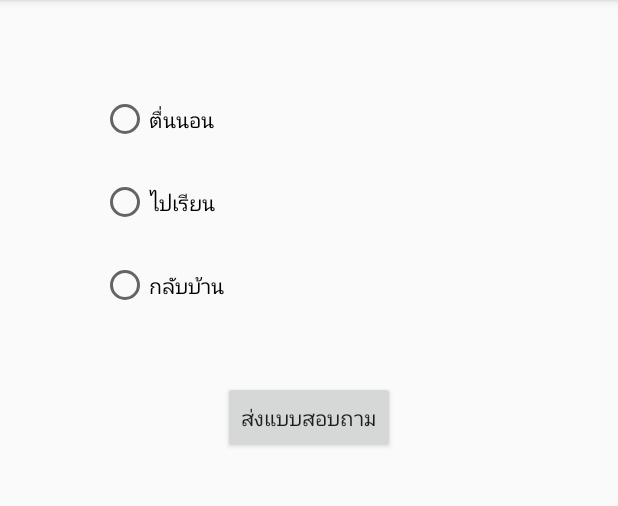
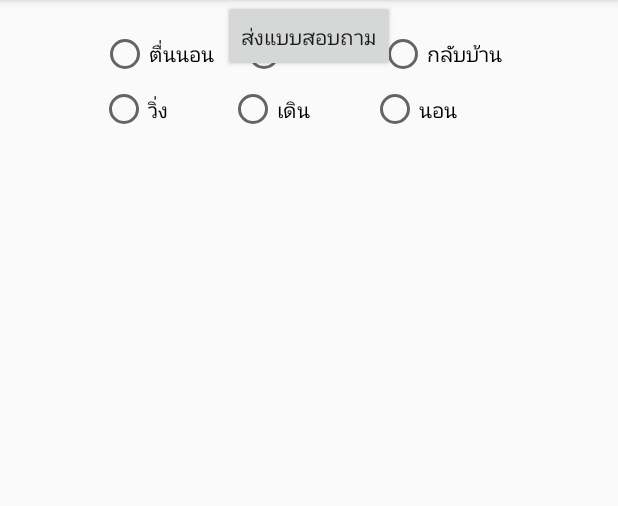
Before and after one commit to subbass5/Week8, an Android app: the screen it shows after launch (MainActivity), after a tap on "ส่งแบบสอบถาม", on a phone screen of 412 x 824 dp, the part 84-590 px from its top. Run offline under Robolectric (Android 15) with nearby library versions, the phone set to English and light mode, and no system bars.

Commit message:
Multiple Radio Button

```diff
--- a/app/src/main/java/com/kritsanaro/week8app/week8/MainActivity.java
+++ b/app/src/main/java/com/kritsanaro/week8app/week8/MainActivity.java
@@ -9,7 +9,7 @@ import android.widget.Toast;
 
 public class MainActivity extends AppCompatActivity {
 
-    RadioButton rad1,rad2,rad3;
+    RadioButton rad1,rad2,rad3,rad4,rad5,rad6;
     Button btn_submit;
     @Override
     protected void onCreate(Bundle savedInstanceState) {
@@ -19,6 +19,9 @@ public class MainActivity extends AppCompatActivity {
         rad1 = findViewById(R.id.rad1);
         rad2 = findViewById(R.id.rad2);
         rad3 = findViewById(R.id.rad3);
+        rad4 = findViewById(R.id.rad4);
+        rad5 = findViewById(R.id.rad5);
+        rad6 = findViewById(R.id.rad6);
 
         btn_submit = findViewById(R.id.btn_submit);
         btn_submit.setOnClickListener(new View.OnClickListener() {
@@ -29,11 +32,17 @@ public class MainActivity extends AppCompatActivity {
                         "Rad 1:"+rad1.isChecked()
                                 + " Rad2 : "+rad2.isChecked()
                                 + " Rad3 : "+rad3.isChecked()
+                                + " Rad4 : "+rad4.isChecked()
+                                + " Rad5 : "+rad5.isChecked()
+                                + " Rad6 : "+rad6.isChecked()
                         , Toast.LENGTH_SHORT).show();
 
                 rad1.setChecked(false);
                 rad2.setChecked(false);
                 rad3.setChecked(false);
+                rad4.setChecked(false);
+                rad5.setChecked(false);
+                rad6.setChecked(false);
 
 
             }
--- a/app/src/main/res/layout/activity_main.xml
+++ b/app/src/main/res/layout/activity_main.xml
@@ -12,24 +12,24 @@
         android:layout_height="wrap_content"
         android:layout_marginStart="8dp"
         android:layout_marginLeft="8dp"
-        android:layout_marginTop="36dp"
         android:layout_marginEnd="8dp"
         android:layout_marginRight="8dp"
         android:text="ส่งแบบสอบถาม"
         app:layout_constraintEnd_toEndOf="parent"
         app:layout_constraintHorizontal_bias="0.501"
         app:layout_constraintStart_toStartOf="parent"
-        app:layout_constraintTop_toBottomOf="@+id/radioGroup" />
+        tools:layout_editor_absoluteY="447dp" />
 
     <RadioGroup
         android:id="@+id/radioGroup"
         android:layout_width="278dp"
-        android:layout_height="166dp"
+        android:layout_height="31dp"
         android:layout_marginStart="8dp"
         android:layout_marginLeft="8dp"
-        android:layout_marginTop="52dp"
+        android:layout_marginTop="20dp"
         android:layout_marginEnd="8dp"
         android:layout_marginRight="8dp"
+        android:orientation="horizontal"
         app:layout_constraintEnd_toEndOf="parent"
         app:layout_constraintStart_toStartOf="parent"
         app:layout_constraintTop_toTopOf="parent">
@@ -55,4 +55,41 @@
             android:layout_weight="1"
             android:text="กลับบ้าน" />
     </RadioGroup>
+
+    <RadioGroup
+        android:id="@+id/radioGroup3"
+        android:layout_width="279dp"
+        android:layout_height="33dp"
+        android:layout_marginStart="8dp"
+        android:layout_marginLeft="8dp"
+        android:layout_marginTop="5dp"
+        android:layout_marginEnd="8dp"
+        android:layout_marginRight="8dp"
+        android:orientation="horizontal"
+        app:layout_constraintEnd_toEndOf="parent"
+        app:layout_constraintHorizontal_bias="0.505"
+        app:layout_constraintStart_toStartOf="parent"
+        app:layout_constraintTop_toBottomOf="@+id/radioGroup">
+
+        <RadioButton
+            android:id="@+id/rad4"
+            android:layout_width="wrap_content"
+            android:layout_height="wrap_content"
+            android:layout_weight="1"
+            android:text="วิ่ง" />
+
+        <RadioButton
+            android:id="@+id/rad5"
+            android:layout_width="wrap_content"
+            android:layout_height="wrap_content"
+            android:layout_weight="1"
+            android:text="เดิน" />
+
+        <RadioButton
+            android:id="@+id/rad6"
+            android:layout_width="wrap_content"
+            android:layout_height="wrap_content"
+            android:layout_weight="1"
+            android:text="นอน" />
+    </RadioGroup>
 </android.support.constraint.ConstraintLayout>
```
